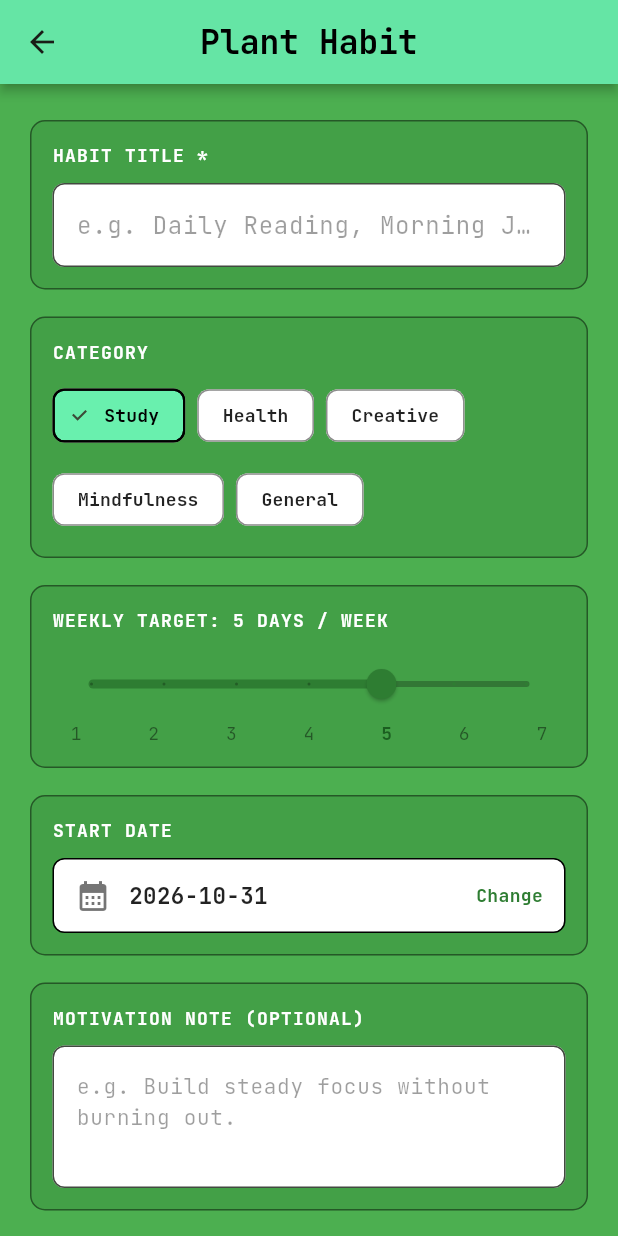
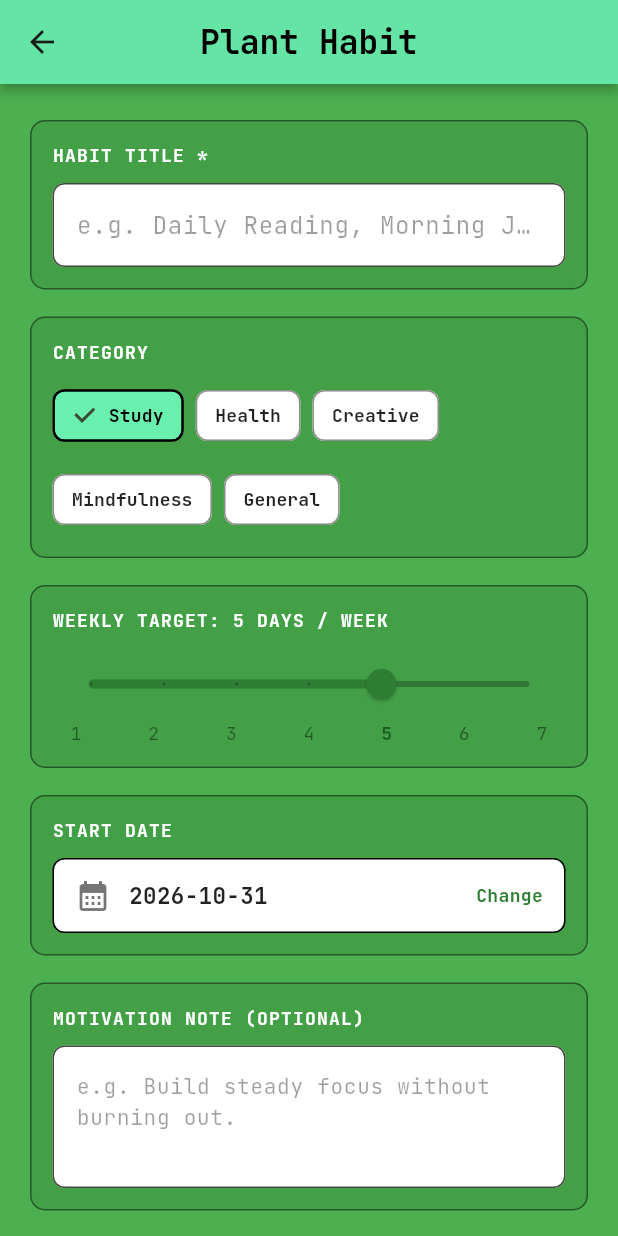
Before and after one commit to arahman-25/P1_habit_mastery_app, a Flutter app: the screen it shows after launch, after a tap on "Plant Your First Habit", on a phone screen of 412 x 824 dp. Run offline on Flutter 3.47's test engine with Material 3 defaults, Android fonts, the phone set to English and light mode, and no system bars; our stand-ins replace flutter_svg, google_fonts, persistent_bottom_nav_bar_v2, sqflite; accounts and stored records are empty.

Commit message:
fix(ui): prevent ChoiceChip label cutoff on category filter bar

```diff
--- a/habit_mastery_app/lib/screens/create_edit.dart
+++ b/habit_mastery_app/lib/screens/create_edit.dart
@@ -399,7 +399,16 @@ class _CreateEditState extends State<CreateEdit> {
                             fontWeight: FontWeight.bold,
                             color: isSelected ? Colors.black : Colors.black87,
                           ),
+                          overflow: TextOverflow.visible,
+                          softWrap: false,
                         ),
+                        labelStyle: GoogleFonts.jetBrainsMono(
+                          fontSize: 12,
+                          fontWeight: FontWeight.bold,
+                          color: isSelected ? Colors.black : Colors.black87,
+                        ),
+                        labelPadding: const EdgeInsets.symmetric(horizontal: 4),
+                        padding: const EdgeInsets.symmetric(horizontal: 8, vertical: 4),
                         selected: isSelected,
                         selectedColor: Colors.greenAccent,
                         backgroundColor: Colors.white,
--- a/habit_mastery_app/lib/screens/dashboard.dart
+++ b/habit_mastery_app/lib/screens/dashboard.dart
@@ -212,7 +212,16 @@ class _DashboardState extends State<Dashboard> {
                     fontWeight: FontWeight.bold,
                     color: isSelected ? Colors.black : Colors.white,
                   ),
+                  overflow: TextOverflow.visible,
+                  softWrap: false,
                 ),
+                labelStyle: GoogleFonts.jetBrainsMono(
+                  fontSize: 12,
+                  fontWeight: FontWeight.bold,
+                  color: isSelected ? Colors.black : Colors.white,
+                ),
+                labelPadding: const EdgeInsets.symmetric(horizontal: 4),
+                padding: const EdgeInsets.symmetric(horizontal: 8, vertical: 4),
                 selected: isSelected,
                 selectedColor: Colors.greenAccent,
                 backgroundColor: Colors.green.shade900,
```
Also changed, not shown: 1 other file.
